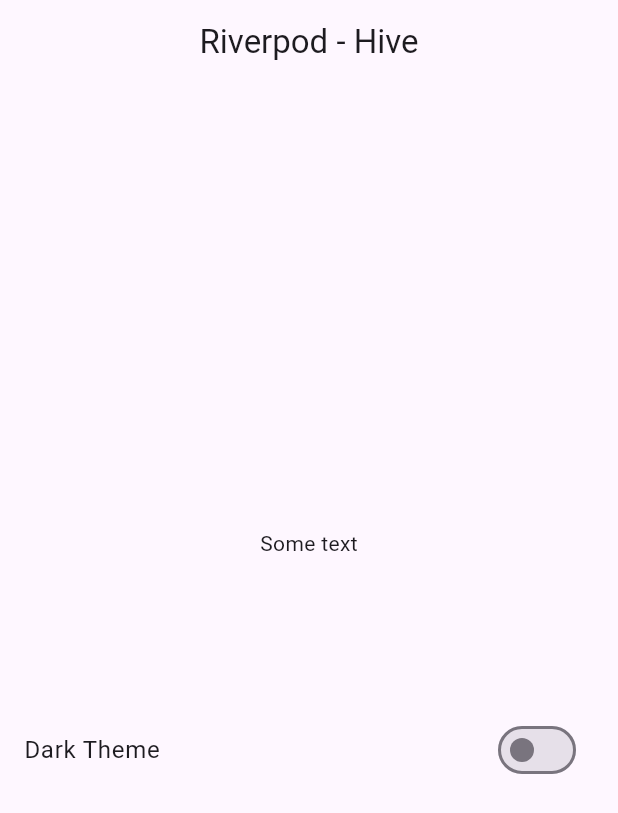
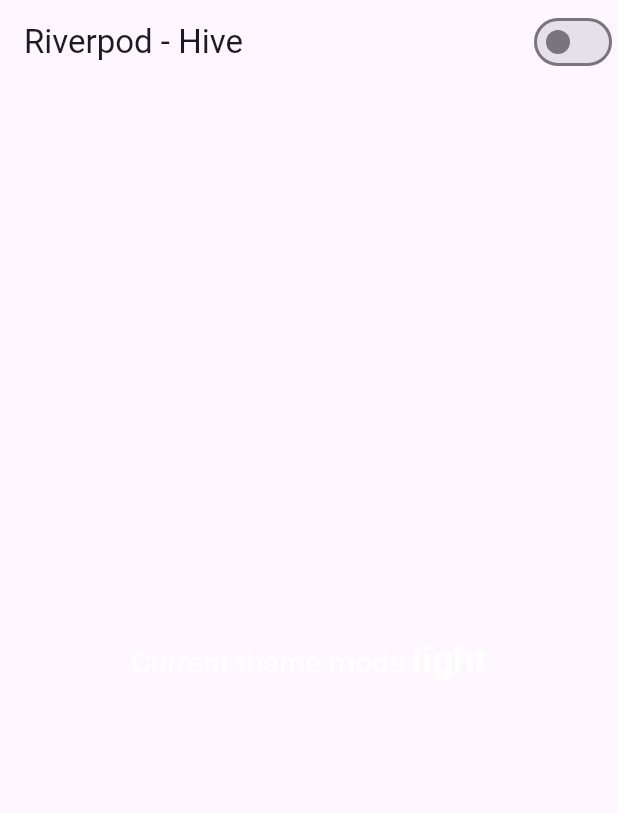
Before and after one commit to GitGud31/flutter_theme_riverpod_hive, a Flutter app: the screen it shows after launch, on a phone screen of 412 x 824 dp. Shown: the top 813 px of the screen. Run offline on Flutter 3.47's test engine with Material 3 defaults, Android fonts, the phone set to English and light mode, and no system bars; our stand-ins replace flutter_riverpod, hive_flutter, logger; accounts and stored records are empty.

Commit message:
ui styling

```diff
--- /dev/null
+++ b/lib/controllers/theme_controller.dart
@@ -0,0 +1,25 @@
+import 'package:dummy_app/services/database_service.dart';
+import 'package:flutter/material.dart';
+import 'package:flutter_riverpod/flutter_riverpod.dart';
+
+final themeController = ChangeNotifierProvider<ThemeController>((ref) {
+  final themeService = ref.watch(themeServiceProvider);
+
+  return ThemeController(themeService);
+});
+
+class ThemeController with ChangeNotifier {
+  ThemeController(this._themeService);
+
+  late final ThemeService _themeService;
+
+  String get theme => _themeService.savedTheme;
+
+  void toggle(bool mode) {
+    (mode)
+        ? _themeService.toggleSaveTheme("dark")
+        : _themeService.toggleSaveTheme("light");
+
+    notifyListeners();
+  }
+}
--- a/lib/home_screen.dart
+++ b/lib/home_screen.dart
@@ -1,7 +1,6 @@
+import 'package:dummy_app/controllers/theme_controller.dart';
 import 'package:flutter/material.dart';
 import 'package:flutter_riverpod/flutter_riverpod.dart';
-
-import 'app.dart';
 
 class HomeScreen extends ConsumerWidget {
   const HomeScreen({Key? key}) : super(key: key);
@@ -13,22 +12,27 @@
     return Scaffold(
       appBar: AppBar(
         title: const Text('Riverpod - Hive'),
-        centerTitle: true,
-      ),
-      body: Column(
-        mainAxisAlignment: MainAxisAlignment.center,
-        crossAxisAlignment: CrossAxisAlignment.center,
-        children: [
-          const Center(child: Text('Some text')),
-          const SizedBox(height: 100),
-          SwitchListTile(
-            title: const Text('Dark Theme'),
+        actions: [
+          Switch(
             value: (mode == 'dark') ? true : false,
             onChanged: (value) =>
-                ref.watch(themeController.notifier).toggle(value),
+                ref.read(themeController.notifier).toggle(value),
           ),
         ],
       ),
+      body: Center(
+          child: RichText(
+        text: TextSpan(
+          text: 'Current theme mode ',
+          style: const TextStyle(fontSize: 20),
+          children: <TextSpan>[
+            TextSpan(
+              text: mode,
+              style: const TextStyle(fontWeight: FontWeight.bold, fontSize: 25),
+            ),
+          ],
+        ),
+      )),
     );
   }
 }
--- /dev/null
+++ b/lib/services/database_service.dart
@@ -0,0 +1,21 @@
+//** DATABASE CLASS */
+import 'package:flutter_riverpod/flutter_riverpod.dart';
+import 'package:hive_flutter/hive_flutter.dart';
+
+final themeServiceProvider = Provider<ThemeService>((_) => ThemeService());
+
+class ThemeService {
+  late final Box<String> themeBox;
+
+  String get savedTheme => themeBox.values.first;
+
+  Future<void> initTheme() async {
+    await Hive.openBox<String>('theme').then((value) => themeBox = value);
+
+    //first time loading
+    if (themeBox.values.isEmpty) themeBox.add('light');
+  }
+
+  Future<void> toggleSaveTheme(String mode) async =>
+      await themeBox.put(0, mode);
+}
```
Also changed, not shown: lib/app.dart (+1 -45 lines), lib/main.dart (+4 -3 lines), 1 other file.
